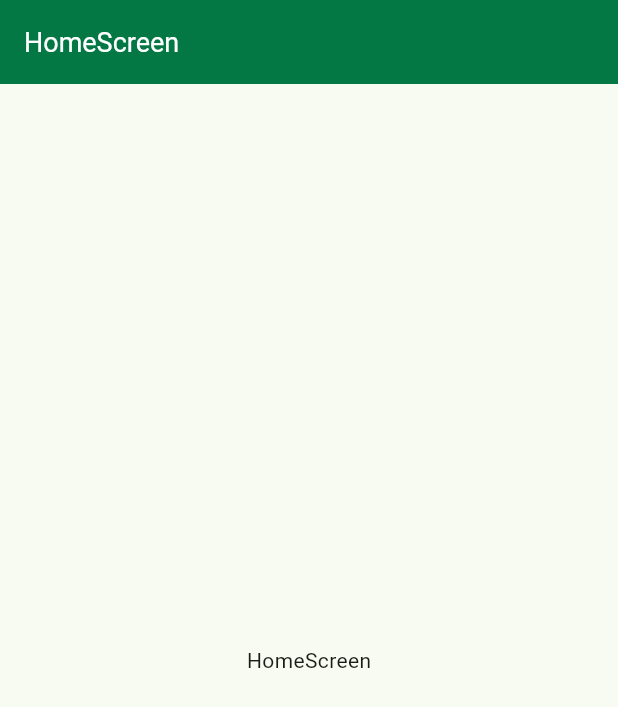
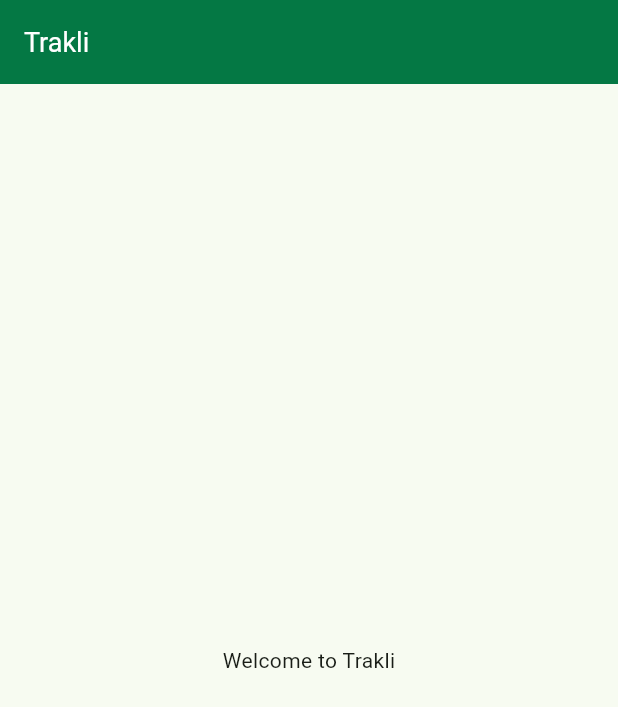
Before and after one commit to trakli/trakli-mobile, a Flutter app: the HomeScreen screen opened directly, on a phone screen of 412 x 824 dp. Shown: the top 707 px of the screen. Run offline on Flutter 3.47's test engine with Material 3 defaults, Android fonts, the phone set to English and light mode, and no system bars; our stand-ins replace easy_localization, flutter_svg.

Commit message:
adjust flutter test

```diff
--- a/lib/presentation/home_screen.dart
+++ b/lib/presentation/home_screen.dart
@@ -1,4 +1,6 @@
+import 'package:easy_localization/easy_localization.dart';
 import 'package:flutter/material.dart';
+import 'package:trakli/gen/translations/codegen_loader.g.dart';
 
 class HomeScreen extends StatelessWidget {
   const HomeScreen({super.key});
@@ -8,16 +10,16 @@ class HomeScreen extends StatelessWidget {
     return Scaffold(
       appBar: AppBar(
         backgroundColor: const Color(0xFF047844),
-        title: const Text(
-          "HomeScreen",
-          style: TextStyle(
+        title: Text(
+          LocaleKeys.appName.tr(),
+          style: const TextStyle(
             color: Colors.white,
             fontSize: 18,
           ),
         ),
       ),
-      body: const Center(
-        child: Text("HomeScreen"),
+      body: Center(
+        child: Text(LocaleKeys.welcomeText.tr()),
       ),
     );
   }
```
Also changed, not shown: 1 other file.
